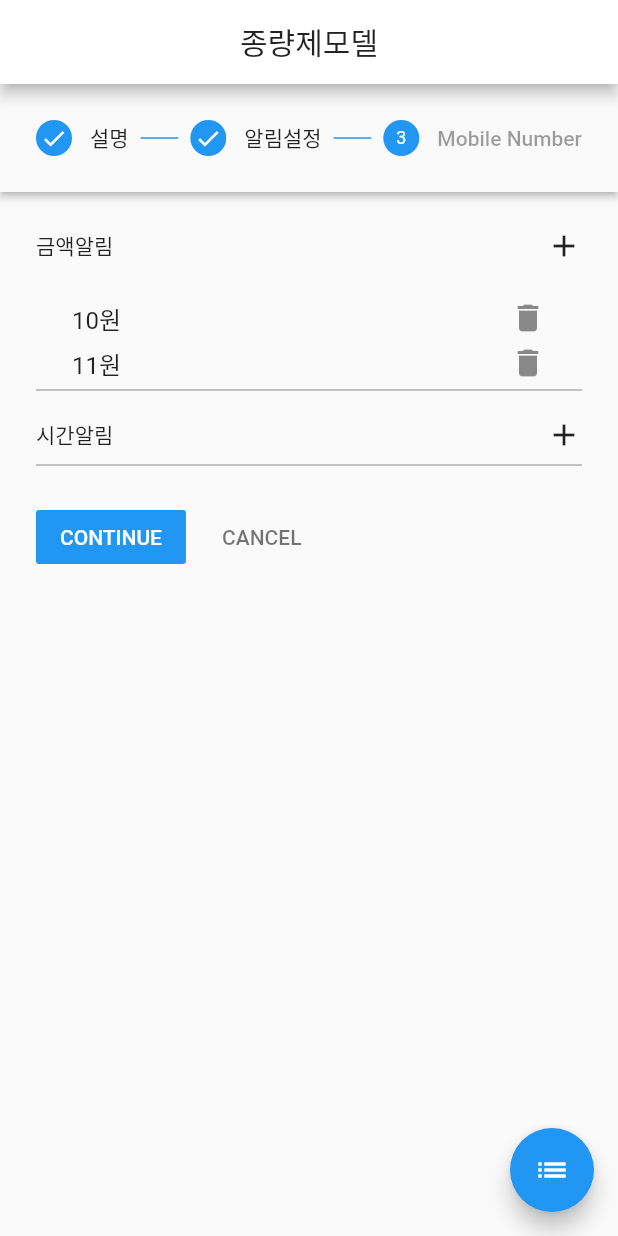
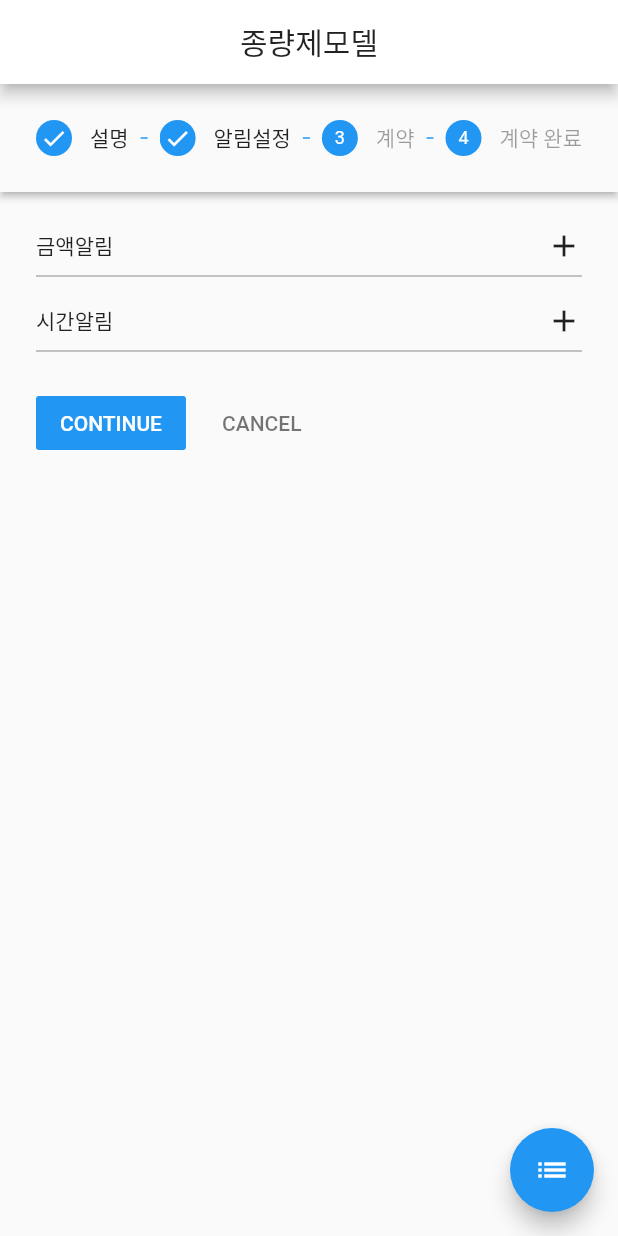
Before and after one commit to Chanhook/Bizkicks-Frontend, a Flutter app: the MeasuredRatePage screen opened directly, after a tap on "CONTINUE", on a phone screen of 412 x 824 dp. Run offline on Flutter 3.47's test engine with Material 2 defaults, Android fonts, the phone set to English and light mode, and no system bars; our stand-ins replace get; missing offline and left inert: naver_map_plugin; network calls fail.

Commit message:
roughly implement measured rate model

```diff
--- a/lib/screen/measured_rate_page.dart
+++ b/lib/screen/measured_rate_page.dart
@@ -1,6 +1,7 @@
 import 'package:flutter/cupertino.dart';
 import 'package:flutter/material.dart';
-import 'package:login/widget/input_price.dart';
+import 'package:login/manager_page.dart';
+import 'package:get/get.dart';
 
 class MeasuredRatePage extends StatefulWidget {
   const MeasuredRatePage({Key key}) : super(key: key);
@@ -12,7 +13,7 @@ class MeasuredRatePage extends StatefulWidget {
 class _MeasuredRatePageState extends State<MeasuredRatePage> {
   int _currentStep = 0;
   StepperType stepperType = StepperType.horizontal;
-  final List<int> _priceAlarm = <int>[10, 11];
+  final List<int> _priceAlarm = <int>[];
   final List<int> _timeAlarm = <int>[];
   final TextEditingController _textFieldController = TextEditingController();
 
@@ -131,17 +132,58 @@ class _MeasuredRatePageState extends State<MeasuredRatePage> {
                         : StepState.disabled,
                   ),
                   Step(
-                    title: new Text('Mobile Number'),
+                    title: new Text('계약'),
+                    content: Container(
+                      child: Center(
+                        child: SingleChildScrollView(
+                          scrollDirection: Axis.vertical,
+                          child: Text(
+                            '계약서~계약서~계약서~계약서~계약서~\n' +
+                                '계약서~계약서~계약서~계약서~계약서~\n' +
+                                '계약서~계약서~계약서~계약서~계약서~\n' +
+                                '계약서~계약서~계약서~계약서~계약서~\n' +
+                                '계약서~계약서~계약서~계약서~계약서~\n' +
+                                '계약서~계약서~계약서~계약서~계약서~',
+                          ),
+                        ),
+                      ),
+                    ),
+                    isActive: _currentStep >= 0,
+                    state: _currentStep >= 2
+                        ? StepState.complete
+                        : StepState.disabled,
+                  ),Step(
+                    title: new Text('계약 완료'),
                     content: Column(
-                      children: <Widget>[
-                        TextFormField(
-                          decoration:
-                              InputDecoration(labelText: 'Mobile Number'),
+                      mainAxisAlignment: MainAxisAlignment.center,
+                      crossAxisAlignment: CrossAxisAlignment.center,
+                      children: [
+                        Text("계약 완료!",
+                          style: TextStyle(
+                            fontSize: 40,
+                          ),
                         ),
+                        Container(
+                          child: Row(
+                            mainAxisAlignment: MainAxisAlignment.center,
+                            crossAxisAlignment: CrossAxisAlignment.center,
+                              children: [
+                                Expanded(child: Center(child: Text("이용 기한"))),
+                                Expanded(child: Center(child: Text("7월 17일 ~ 8월 17일")),),
+                              ],
+                          ),
+                        ),
+                        SizedBox(height: 30,),
+                        Text(
+                            "직원들을 초대해 주세요\n"
+                                "법인 코드 : abcde\n"
+                        ),
+                        ElevatedButton(onPressed: (){Get.offAll(ManagerPage());}, child: Text("계약목록으로"))
+
                       ],
                     ),
                     isActive: _currentStep >= 0,
-                    state: _currentStep >= 2
+                    state: _currentStep >= 3
                         ? StepState.complete
                         : StepState.disabled,
                   ),
@@ -233,7 +275,7 @@ class _MeasuredRatePageState extends State<MeasuredRatePage> {
   }
 
   continued() {
-    _currentStep < 2 ? setState(() => _currentStep += 1) : null;
+    _currentStep < 3 ? setState(() => _currentStep += 1) : null;
   }
 
   cancel() {
@@ -246,6 +288,7 @@ class _MeasuredRatePageState extends State<MeasuredRatePage> {
     });
     _textFieldController.clear();
   }
+
   void _addAlarmTime(String time) {
     setState(() {
       _timeAlarm.add(int.parse(time));
```
